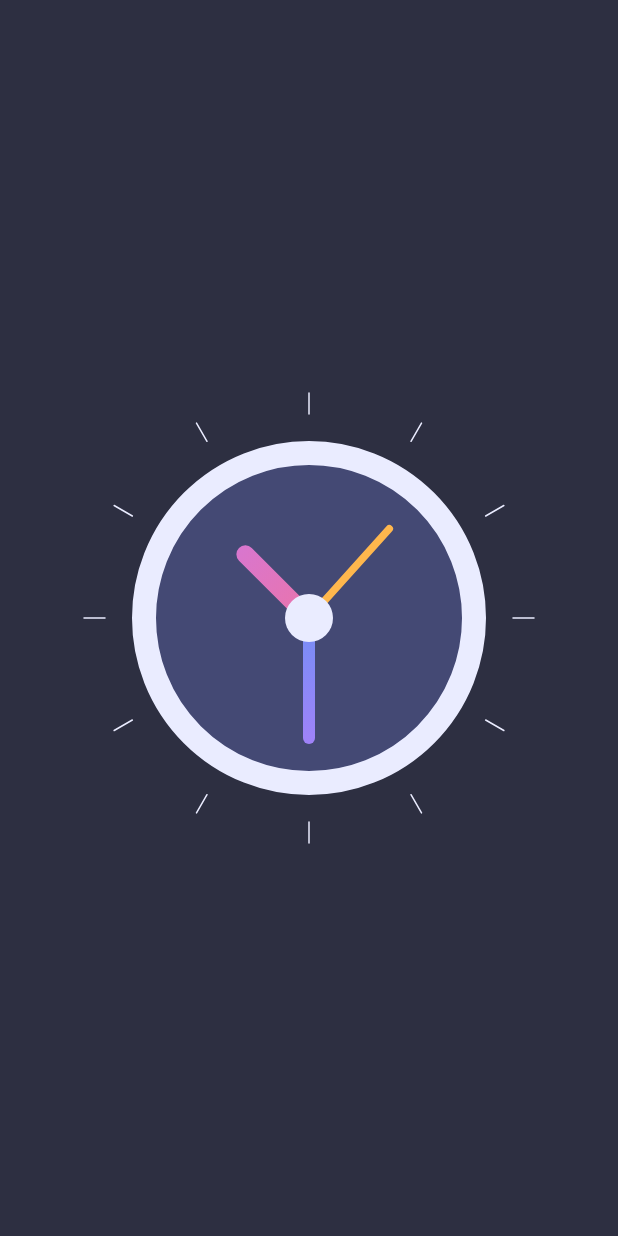
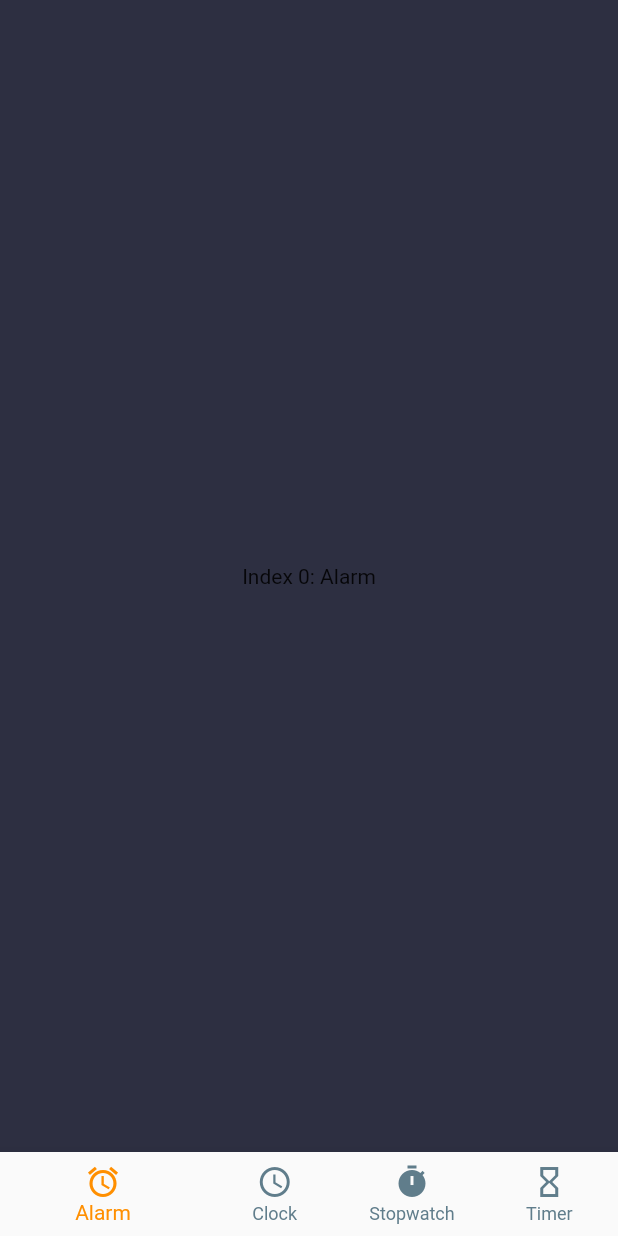
Before and after one commit to stef0296/flutter_clock, a Flutter app: the screen it shows after launch, on a phone screen of 412 x 824 dp. Run offline on Flutter 3.47's test engine with Material 2 defaults, Android fonts, the phone set to English and light mode, and no system bars.

```diff
--- a/lib/homepage.dart
+++ b/lib/homepage.dart
@@ -7,13 +7,70 @@ class HomePage extends StatefulWidget {
 }
 
 class _HomePageState extends State<HomePage> {
+  int _selectedIndex = 0;
+
+  static List<Widget> _widgetOptions = <Widget>[
+    Text(
+      'Index 0: Alarm',
+    ),
+    Container(
+      alignment: Alignment.center,
+      child: ClockView(),
+    ),
+    Text(
+      'Index 2: Stopwatch',
+    ),
+    Text(
+      'Index 3: Timer',
+    ),
+  ];
+
+  void _onItemTapped(int index) {
+    setState(() {
+      _selectedIndex = index;
+    });
+  }
+
   @override
   Widget build(BuildContext context) {
     return Scaffold(
-      body: Container(
-        alignment: Alignment.center,
-        color: Color(0xFF2D2F41),
-        child: ClockView(),
+      backgroundColor: Color(0xFF2D2F41),
+      body: Center(
+        child: _widgetOptions.elementAt(_selectedIndex),
+      ),
+      bottomNavigationBar: BottomNavigationBar(
+        items: const <BottomNavigationBarItem>[
+          BottomNavigationBarItem(
+              icon: Icon(
+                Icons.alarm,
+              ),
+              title: Text('Alarm')
+          ),
+          BottomNavigationBarItem(
+            icon: Icon(
+              Icons.access_time,
+            ),
+            title: Text('Clock')
+          ),
+          BottomNavigationBarItem(
+              icon: Icon(
+                Icons.timer,
+              ),
+              title: Text('Stopwatch')
+          ),
+          BottomNavigationBarItem(
+              icon: Icon(
+                Icons.hourglass_empty,
+              ),
+              title: Text('Timer')
+          ),
+        ],
+        currentIndex: _selectedIndex,
+        selectedItemColor: Colors.amber[800],
+        unselectedItemColor: Colors.blueGrey,
+        showSelectedLabels: true,
+        showUnselectedLabels: true,
+        onTap: _onItemTapped,
       ),
     );
   }
```
